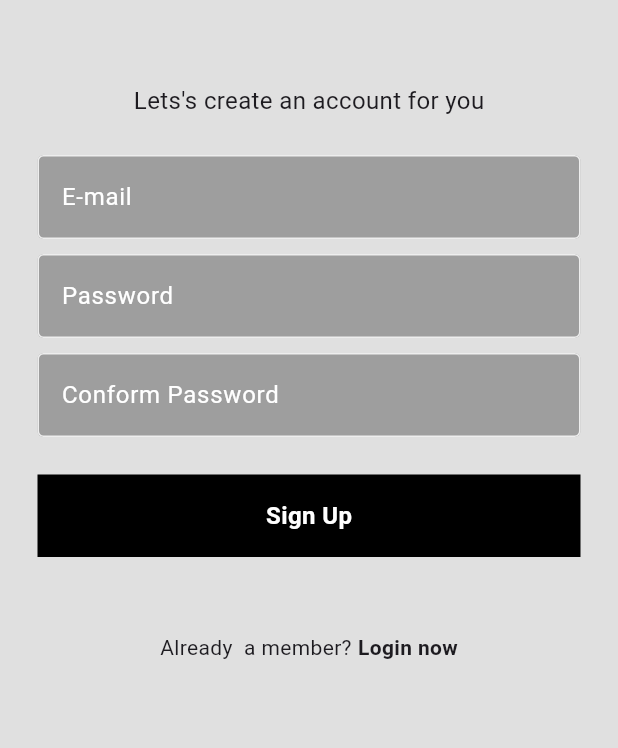
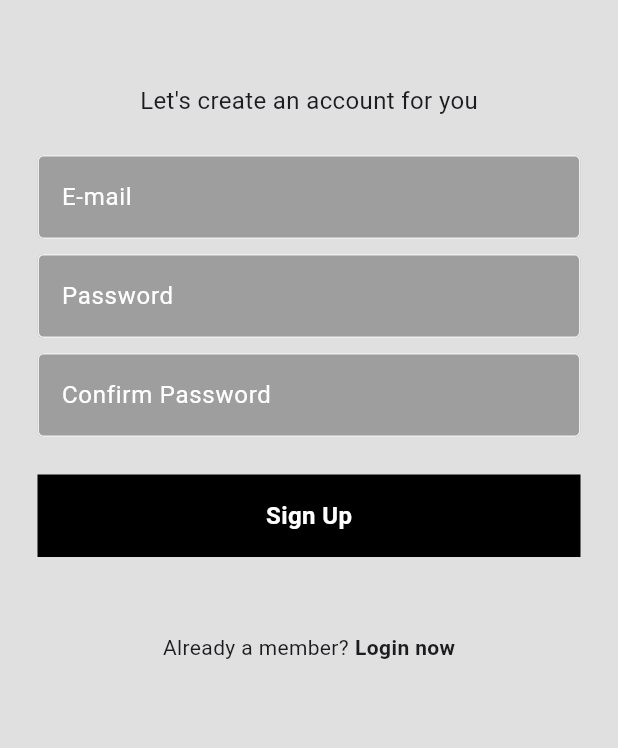
Before and after one commit to dev-rahul-0/Justchat, a Flutter app: the screen it shows after launch, after a tap on "Sign Up", on a phone screen of 412 x 824 dp. Shown: the part 187-935 px from the top of the screen. Run offline on Flutter 3.47's test engine with Material 3 defaults, Android fonts, the phone set to English and light mode, and no system bars; our stand-ins replace cached_network_image, cloud_firestore, firebase_auth, firebase_core, flutter_spinkit, google_fonts; accounts and stored records are empty; network calls fail.

Commit message:
UI update

```diff
--- a/lib/pages/register_page.dart
+++ b/lib/pages/register_page.dart
@@ -1,35 +1,48 @@
 import 'package:flutter/material.dart';
 import 'package:projecknew/pages/service/auth/auth_service.dart';
 import 'package:provider/provider.dart';
+import 'package:cloud_firestore/cloud_firestore.dart';
 
 import '../components/my_btton.dart';
 import '../components/my_text_field.dart';
+
 class RegisterPage extends StatefulWidget {
   final void Function()? onTap;
-  const RegisterPage({super.key,required this.onTap});
+  const RegisterPage({Key? key, required this.onTap}) : super(key: key);
 
   @override
   State<RegisterPage> createState() => _RegisterPageState();
 }
 
 class _RegisterPageState extends State<RegisterPage> {
-  final emailcontroller = TextEditingController();
-  final passwordcontroller = TextEditingController();
-  final _conformPassword = TextEditingController();
-  void Signup() async {
-  if (passwordcontroller.text != _conformPassword.text) {
+  final emailController = TextEditingController();
+  final passwordController = TextEditingController();
+  final confirmPasswordController = TextEditingController();
+
+  void signup() async {
+    if (passwordController.text != confirmPasswordController.text) {
       ScaffoldMessenger.of(context).showSnackBar(const SnackBar(
-      content: Text('Password do not match'),
+        content: Text('Passwords do not match'),
       ));
       return;
     }
+
     final authService = Provider.of<AuthService>(context, listen: false);
     try {
-    await authService.signUpWithEmailandPassword(emailcontroller.text, passwordcontroller.text);
-  }catch (e){
-    ScaffoldMessenger.of(context).showSnackBar(SnackBar(content: Text(e.toString())));
+      final userCredential = await authService.signUpWithEmailandPassword(
+          emailController.text, passwordController.text);
+      await FirebaseFirestore.instance.collection('users').doc(userCredential.user!.uid).set({
+        'email': emailController.text,
+        'uid': userCredential.user!.uid,
+      });
+
+    } catch (e) {
+      ScaffoldMessenger.of(context).showSnackBar(
+        SnackBar(content: Text(e.toString())),
+      );
     }
   }
+
   @override
   Widget build(BuildContext context) {
     return Scaffold(
@@ -42,50 +55,56 @@ class _RegisterPageState extends State<RegisterPage> {
               child: Column(
                 mainAxisAlignment: MainAxisAlignment.center,
                 children: [
-                  const SizedBox(height: 50,),
+                  const SizedBox(height: 50),
                   Icon(
                     Icons.account_circle_outlined,
                     size: 80,
                     color: Colors.grey[800],
                   ),
-                  const SizedBox(height: 50,),
+                  const SizedBox(height: 50),
                   const Text(
-                    "Lets's create an account for you",
+                    "Let's create an account for you",
                     style: TextStyle(
                       fontSize: 16,
                     ),
                   ),
-                  const SizedBox(height: 25,),
+                  const SizedBox(height: 25),
                   MyTextField(
-                      controller: emailcontroller,
+                    controller: emailController,
                     hintText: 'E-mail',
-                      obscureText: false),
-                  const SizedBox(height: 10,),
+                    obscureText: false,
+                  ),
+                  const SizedBox(height: 10),
                   MyTextField(
-                      controller: passwordcontroller,
+                    controller: passwordController,
                     hintText: 'Password',
-                      obscureText: true),
-                  const SizedBox(height: 10,),
+                    obscureText: true,
+                  ),
+                  const SizedBox(height: 10),
                   MyTextField(
-                      controller: _conformPassword,
-                      hintText: 'Conform Password',
-                      obscureText: true),
-                  const SizedBox(height: 25,),
+                    controller: confirmPasswordController,
+                    hintText: 'Confirm Password',
+                    obscureText: true,
+                  ),
+                  const SizedBox(height: 25),
                   MyButton(
-                      onTap: Signup,
-                      text: 'Sign Up'),
-                  const SizedBox(height: 50,),
+                    onTap: signup,
+                    text: 'Sign Up',
+                  ),
+                  const SizedBox(height: 50),
                   Row(
                     mainAxisAlignment: MainAxisAlignment.center,
                     children: [
-                      const Text('Already  a member?'),
-                      const SizedBox(width: 4,),
+                      const Text('Already a member?'),
+                      const SizedBox(width: 4),
                       GestureDetector(
                         onTap: widget.onTap,
-                        child: const Text('Login now',style:
-                        TextStyle(
+                        child: const Text(
+                          'Login now',
+                          style: TextStyle(
                             fontWeight: FontWeight.bold,
-                        ),),
+                          ),
+                        ),
                       ),
                     ],
                   )
```
Also changed, not shown: lib/pages/Homepage.dart (+33 -24 lines). Lines whose indentation alone changed are shown as unchanged.
